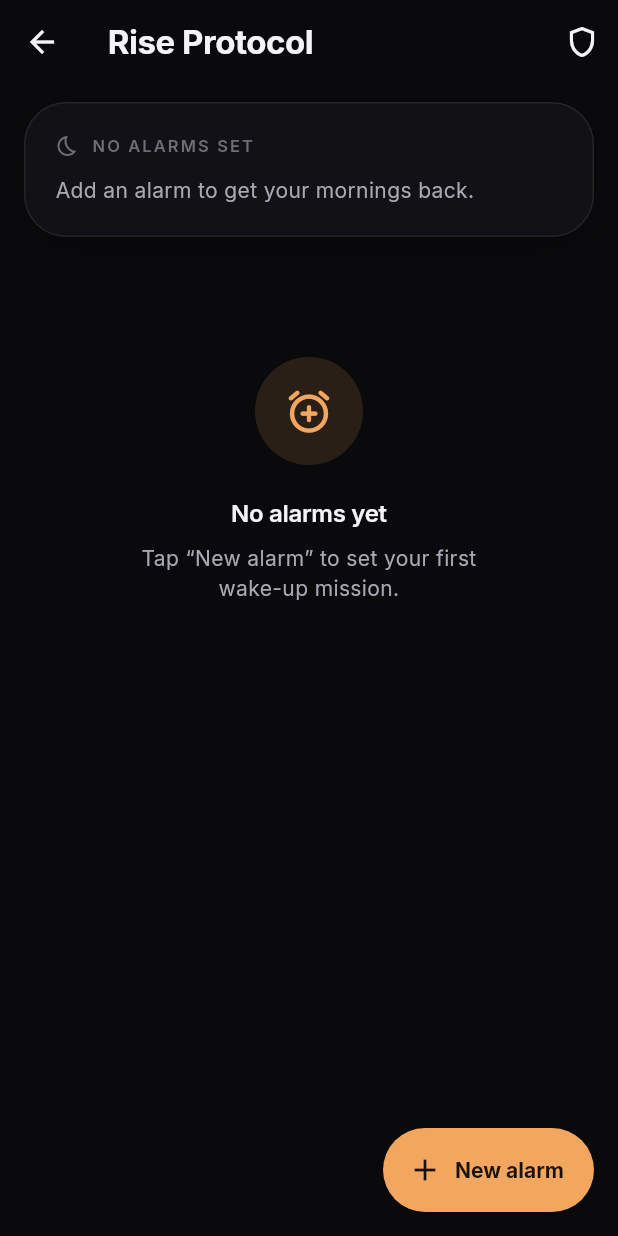
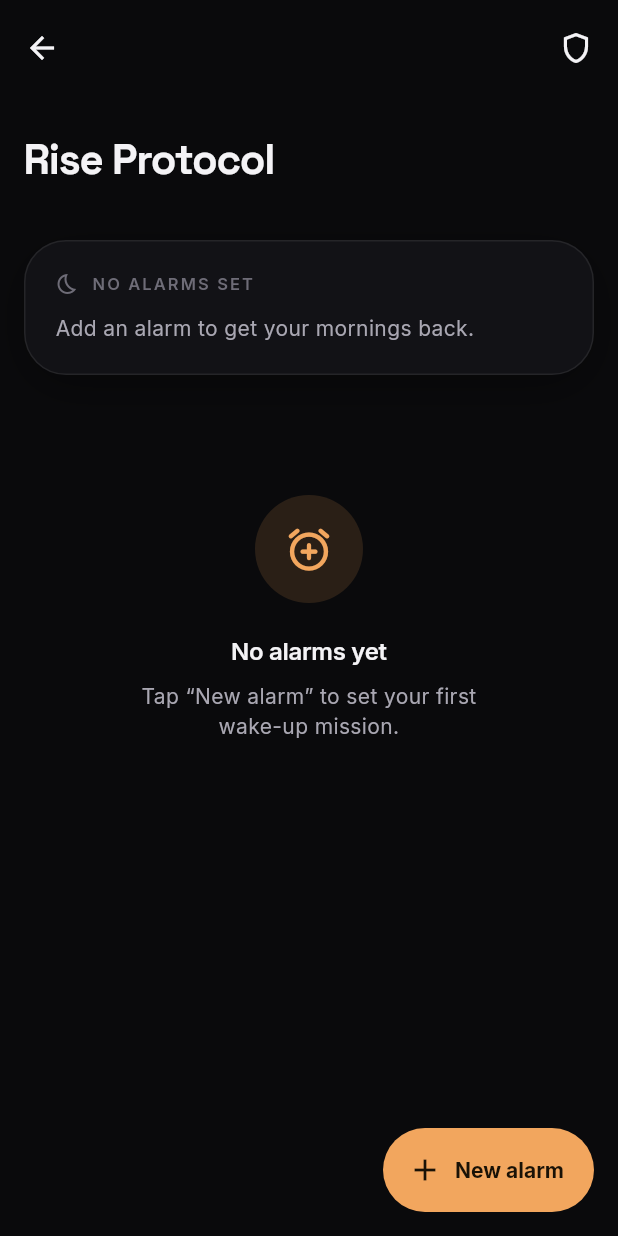
Before and after one commit to abhipraj2027/rise_protocol, a Flutter app: the AlarmListScreen screen opened directly, on a phone screen of 412 x 824 dp. Run offline on Flutter 3.47's test engine with Material 3 defaults, Android fonts, the phone set to English and light mode, and no system bars; our stand-ins replace flutter_riverpod, permission_handler, shared_preferences, sqflite; accounts and stored records are empty.

Commit message:
Alarm list: iOS-style large collapsing title
Swaps the flat AppBar for a SliverAppBar.large that starts as a bold
display-weight title and collapses to a compact bar on scroll, matching
the large-title pattern from iOS Settings/Alarms. AlarmListSkeleton
becomes a plain Column so it can live inside the new sliver body.

Co-Authored-By: Claude Sonnet 5 <noreply@anthropic.com>

```diff
--- a/lib/core/ui/skeleton.dart
+++ b/lib/core/ui/skeleton.dart
@@ -66,19 +66,15 @@ class _SkeletonBoxState extends State<SkeletonBox>
 }
 
 /// The alarm list's loading state: a hero-shaped block plus a few tile rows.
+/// A plain (non-scrolling) column — the caller places it inside whatever
+/// scrollable it needs, sliver or otherwise.
 class AlarmListSkeleton extends StatelessWidget {
   const AlarmListSkeleton({super.key});
 
   @override
   Widget build(BuildContext context) {
-    return ListView(
-      padding: const EdgeInsets.fromLTRB(
-        AppTokens.space16,
-        AppTokens.space12,
-        AppTokens.space16,
-        AppTokens.space16,
-      ),
-      children: const [
+    return const Column(
+      children: [
         SkeletonBox(height: 132, radius: AppTokens.radiusXl),
         SizedBox(height: AppTokens.space24),
         SkeletonBox(height: 96, radius: AppTokens.radiusLg),
--- a/lib/features/alarms/alarm_list_screen.dart
+++ b/lib/features/alarms/alarm_list_screen.dart
@@ -24,9 +24,23 @@ class AlarmListScreen extends ConsumerWidget {
     final alarmsAsync = ref.watch(alarmListProvider);
     final actions = ref.read(scheduledAlarmActionsProvider);
 
+    final t = context.tokens;
+
     return Scaffold(
-      appBar: AppBar(
+      body: CustomScrollView(
+        slivers: [
+          SliverAppBar.large(
             title: const Text('Rise Protocol'),
+            titleTextStyle: Theme.of(context).textTheme.headlineMedium?.copyWith(
+                  fontWeight: FontWeight.w700,
+                  color: t.textPrimary,
+                ),
+            backgroundColor: t.surface0,
+            surfaceTintColor: Colors.transparent,
+            foregroundColor: t.textPrimary,
+            elevation: 0,
+            scrolledUnderElevation: 0,
+            pinned: true,
             actions: [
               if (kDebugMode)
                 IconButton(
@@ -39,24 +53,29 @@ class AlarmListScreen extends ConsumerWidget {
                 icon: const Icon(Icons.shield_outlined),
                 onPressed: () => Navigator.of(context).push(
                   MaterialPageRoute(
-                builder: (_) => const PermissionOnboardingScreen(isReview: true),
+                    builder: (_) =>
+                        const PermissionOnboardingScreen(isReview: true),
                   ),
                 ),
               ),
+              const SizedBox(width: AppTokens.space4),
             ],
           ),
-      body: alarmsAsync.when(
-        loading: () => const AlarmListSkeleton(),
-        error: (err, _) => _ErrorState(message: '$err'),
-        data: (alarms) {
-          final sorted = [...alarms]..sort(_byTimeOfDay);
-          return ListView(
+          SliverPadding(
             padding: const EdgeInsets.fromLTRB(
               AppTokens.space16,
-              AppTokens.space12,
+              AppTokens.space8,
               AppTokens.space16,
               AppTokens.space56 + AppTokens.space40,
             ),
+            sliver: alarmsAsync.when(
+              loading: () =>
+                  const SliverToBoxAdapter(child: AlarmListSkeleton()),
+              error: (err, _) =>
+                  SliverToBoxAdapter(child: _ErrorState(message: '$err')),
+              data: (alarms) {
+                final sorted = [...alarms]..sort(_byTimeOfDay);
+                return SliverList.list(
                   children: [
                     NextAlarmHero(alarms: sorted),
                     const Gap(AppTokens.space24),
@@ -71,7 +90,8 @@ class AlarmListScreen extends ConsumerWidget {
                             alarm: alarm,
                             onTap: () => _openEditor(context, alarm.id),
                             onToggle: (v) => actions.setEnabled(alarm, v),
-                      onDismissed: () => _deleteWithUndo(context, ref, alarm),
+                            onDismissed: () =>
+                                _deleteWithUndo(context, ref, alarm),
                           ),
                         ),
                         const Gap(AppTokens.space12),
@@ -79,6 +99,9 @@ class AlarmListScreen extends ConsumerWidget {
                   ],
                 );
               },
+            ),
+          ),
+        ],
       ),
       floatingActionButton: FloatingActionButton.extended(
         onPressed: () => _openEditor(context, null),
```
Lines whose indentation alone changed are shown as unchanged.
